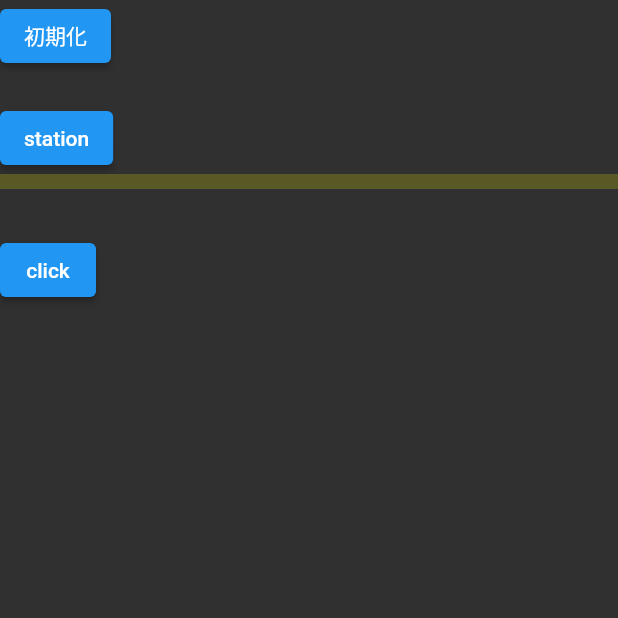
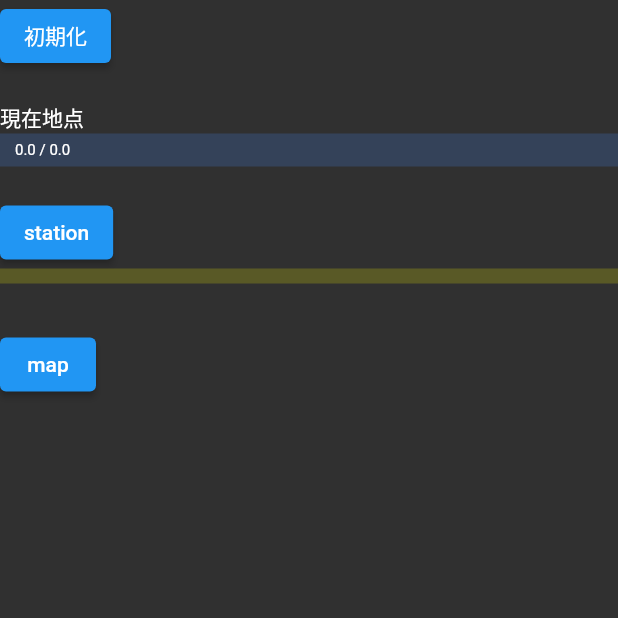
Before and after one commit to hidechy/flutter_oritimer2, a Flutter app: the screen it shows after launch, after a tap on "初期化", on a phone screen of 412 x 824 dp, the top half of it. Run offline on Flutter 3.47's test engine with Material 2 defaults, Android fonts, the phone set to English and light mode, and no system bars; our stand-ins replace circular_countdown_timer, flutter_map, freezed_annotation, geolocator, hooks_riverpod, latlong2.

Commit message:
commit 20231013 距離表示

```diff
--- a/lib/screens/home_screen.dart
+++ b/lib/screens/home_screen.dart
@@ -1,6 +1,7 @@
 // ignore_for_file: must_be_immutable, use_build_context_synchronously
 
 import 'package:flutter/material.dart';
+import 'package:geolocator/geolocator.dart';
 import 'package:hooks_riverpod/hooks_riverpod.dart';
 
 import '../extensions/extensions.dart';
@@ -9,6 +10,7 @@ import '../state/app_state/app_notifier.dart';
 import '../state/lat_lng/lat_lng_notifier.dart';
 import '../state/lat_lng/lat_lng_request_state.dart';
 import '../state/train_station/train_station_notifier.dart';
+import '../utility/utility.dart';
 import 'alert/_oritimer_dialog.dart';
 import 'alert/train_select_alert.dart';
 import 'map_screen.dart';
@@ -16,12 +18,33 @@ import 'map_screen.dart';
 class HomeScreen extends ConsumerWidget {
   HomeScreen({super.key});
 
+  Utility _utility = Utility();
+
   TrainStation? selectedTrainStation;
+
+  late WidgetRef _ref;
 
   ///
   @override
   Widget build(BuildContext context, WidgetRef ref) {
+    _ref = ref;
+
+    getLocation();
+
+    final latLngState = ref.watch(latLngProvider);
+
     selectedTrainStation = ref.watch(trainStationProvider.select((value) => value.selectedTrainStation));
+
+    var distance = '';
+
+    if (selectedTrainStation != null && selectedTrainStation!.lat != '') {
+      distance = _utility.calcDistance(
+        originLat: latLngState.lat,
+        originLng: latLngState.lng,
+        destLat: selectedTrainStation!.lat.toDouble(),
+        destLng: selectedTrainStation!.lng.toDouble(),
+      );
+    }
 
     final appState = ref.watch(appProvider);
 
@@ -33,9 +56,6 @@ class HomeScreen extends ConsumerWidget {
             ElevatedButton(
               onPressed: () async {
                 await ref.read(latLngProvider.notifier).setLatLng(param: const LatLngRequestState());
-                //
-                // await ref.read(trainCompanyProvider.notifier).setSelectedCompanyName(selectedCompanyName: '');
-                // await ref.read(trainCompanyProvider.notifier).setSelectedTrainNumber(selectedTrainNumber: '');
 
                 await ref.read(trainStationProvider.notifier).setSelectedTrainStation(
                       station: TrainStation(
@@ -47,14 +67,19 @@ class HomeScreen extends ConsumerWidget {
               child: const Text('初期化'),
             ),
             const SizedBox(height: 20),
+            Text('現在地点'),
+            Container(
+              width: context.screenSize.width,
+              padding: const EdgeInsets.symmetric(vertical: 5, horizontal: 10),
+              decoration: BoxDecoration(color: Colors.blueAccent.withOpacity(0.2)),
+              child: Text('${latLngState.lat} / ${latLngState.lng}', style: TextStyle(fontSize: 10)),
+            ),
+            const SizedBox(height: 20),
             ElevatedButton(
               onPressed: () async {
                 await ref.watch(appProvider.notifier).setErrorMsg(msg: '');
 
-                await OritimerDialog(
-                  context: context,
-                  widget: TrainSelectAlert(),
-                );
+                await OritimerDialog(context: context, widget: TrainSelectAlert());
               },
               child: const Text('station'),
             ),
@@ -79,6 +104,15 @@ class HomeScreen extends ConsumerWidget {
                       ),
                     ),
             ),
+            if (distance != '') ...[
+              SizedBox(height: 10),
+              Container(
+                width: context.screenSize.width,
+                padding: const EdgeInsets.symmetric(vertical: 5, horizontal: 10),
+                decoration: BoxDecoration(color: Colors.redAccent.withOpacity(0.2)),
+                child: Text(distance, style: TextStyle(fontSize: 10)),
+              ),
+            ],
             const SizedBox(height: 30),
             ElevatedButton(
               onPressed: () {
@@ -88,7 +122,7 @@ class HomeScreen extends ConsumerWidget {
                   Navigator.push(context, MaterialPageRoute(builder: (context) => MapScreen()));
                 }
               },
-              child: const Text('click'),
+              child: const Text('map'),
             ),
             if (appState.errorMsg != '')
               Text(
@@ -100,4 +134,58 @@ class HomeScreen extends ConsumerWidget {
       ),
     );
   }
+
+  ///
+  Future<void> getLocation() async {
+    var permission = await Geolocator.checkPermission();
+
+    if (permission == LocationPermission.denied) {
+      permission = await Geolocator.requestPermission();
+
+      if (permission == LocationPermission.denied) {
+        return Future.error('Location permissions are denied');
+      }
+    }
+
+    final position = await Geolocator.getCurrentPosition(desiredAccuracy: LocationAccuracy.high);
+
+    // debugPrint('緯度: ${position.latitude}');
+    // debugPrint('経度: ${position.longitude}');
+
+    final param = LatLngRequestState(lat: position.latitude, lng: position.longitude);
+
+    await _ref.read(latLngProvider.notifier).setLatLng(param: param);
+
+/*
+    //
+
+    // 高度
+    debugPrint('高度: ${position.altitude}');
+
+    //
+
+    final exFunabashi = funabashi.split(',');
+    final exZenpukuji = zenpukuji.split(',');
+
+    // 距離をメートルで返す
+    final distanceInMeters = Geolocator.distanceBetween(
+      exFunabashi[0].toDouble(),
+      exFunabashi[1].toDouble(),
+      exZenpukuji[0].toDouble(),
+      exZenpukuji[1].toDouble(),
+    );
+
+    debugPrint('距離:$distanceInMeters');
+
+    // 方位を返す
+    final bearing = Geolocator.bearingBetween(
+      exFunabashi[0].toDouble(),
+      exFunabashi[1].toDouble(),
+      exZenpukuji[0].toDouble(),
+      exZenpukuji[1].toDouble(),
+    );
+
+    debugPrint('方位:$bearing');
+    */
+  }
 }
--- a/lib/utility/utility.dart
+++ b/lib/utility/utility.dart
@@ -1,3 +1,5 @@
+import 'dart:math';
+
 import 'package:flutter/material.dart';
 
 class Utility {
@@ -10,6 +12,27 @@ class Utility {
       ),
     );
   }
+
+  ///
+  String calcDistance({
+    required double originLat,
+    required double originLng,
+    required double destLat,
+    required double destLng,
+  }) {
+    final distanceKm = 6371 *
+        acos(
+          cos(originLat / 180 * pi) * cos((destLng - originLng) / 180 * pi) * cos(destLat / 180 * pi) +
+              sin(originLat / 180 * pi) * sin(destLat / 180 * pi),
+        );
+
+    final exDistance = distanceKm.toString().split('.');
+
+    final seisuu = exDistance[0];
+    final shousuu = exDistance[1].substring(0, 2);
+
+    return '$seisuu.$shousuu';
+  }
 }
 
 class NavigationService {
```
